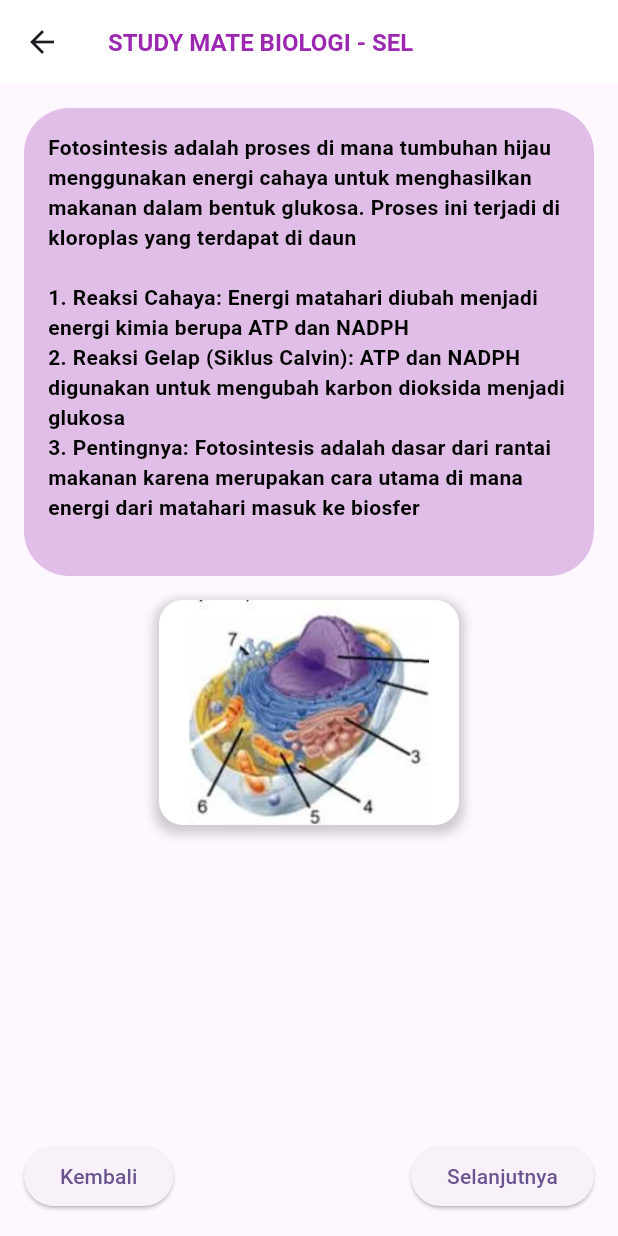
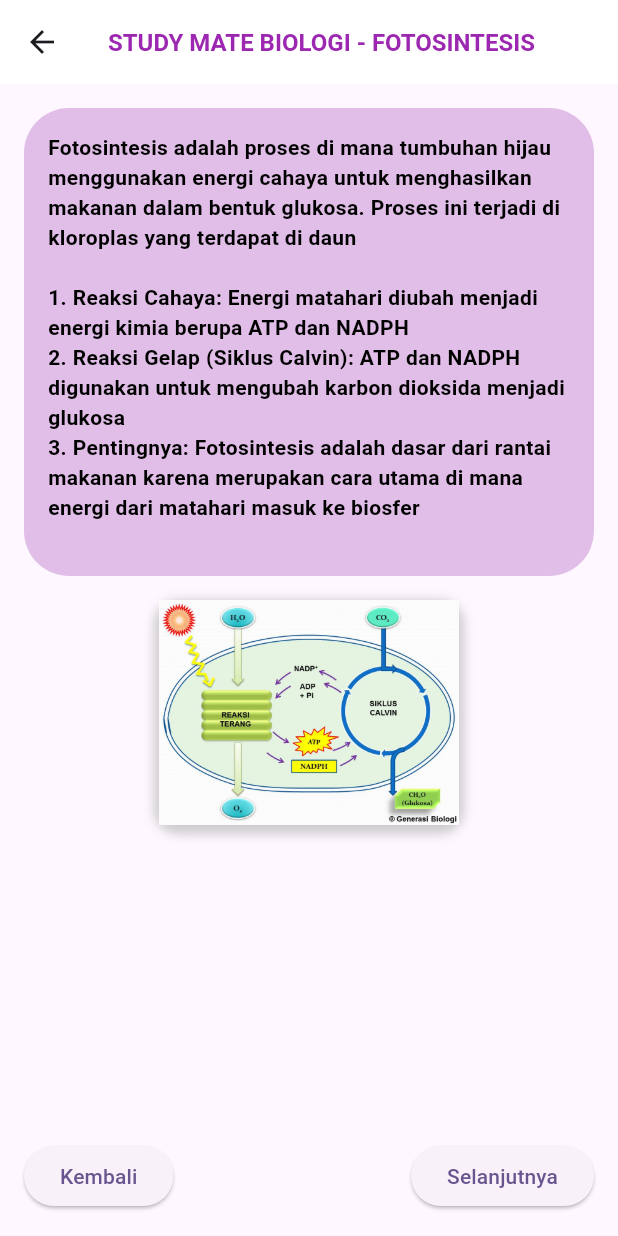
Before and after one commit to ShellyGustikaHarahap/Project_Mobile_Programming, a Flutter app: the MateriPage screen opened directly, on a phone screen of 412 x 824 dp. Run offline on Flutter 3.47's test engine with Material 3 defaults, Android fonts, the light colour scheme and no system bars.

Commit message:
menambahkan logo materi lanjutan

```diff
--- a/lib/materi_page.dart
+++ b/lib/materi_page.dart
@@ -53,7 +53,7 @@ class _MateriPageState extends State<MateriPage> {
     return Scaffold(
       appBar: AppBar(
         title: const Text(
-          'STUDY MATE BIOLOGI - SEL',  // Judul aplikasi
+          'STUDY MATE BIOLOGI - FOTOSINTESIS',  // Judul aplikasi
           style: TextStyle(
             fontSize: 16,
             fontWeight: FontWeight.bold,
@@ -117,7 +117,7 @@ class _MateriPageState extends State<MateriPage> {
                             ],
                           ),
                           child: Image.asset(
-                            'assets/logo_sel.png',  // Mengganti jalur dan nama file gambar
+                            'assets/logo_materi.png',  // Mengganti jalur dan nama file gambar
                             fit: BoxFit.contain,  // Mengatur cara gambar ditampilkan
                           ),
                         ),
--- a/pubspec.yaml
+++ b/pubspec.yaml
@@ -64,6 +64,7 @@ flutter:
   - assets/logo_sel.png
   - assets/logo_jenis.png
   - assets/logo_kuis.png
+  - assets/logo_materi.png
   - assets/logo_fotosintesis.png
 
   #   - images/a_dot_ham.jpeg
```
Also changed, not shown: assets/logo_materi.png (added).
